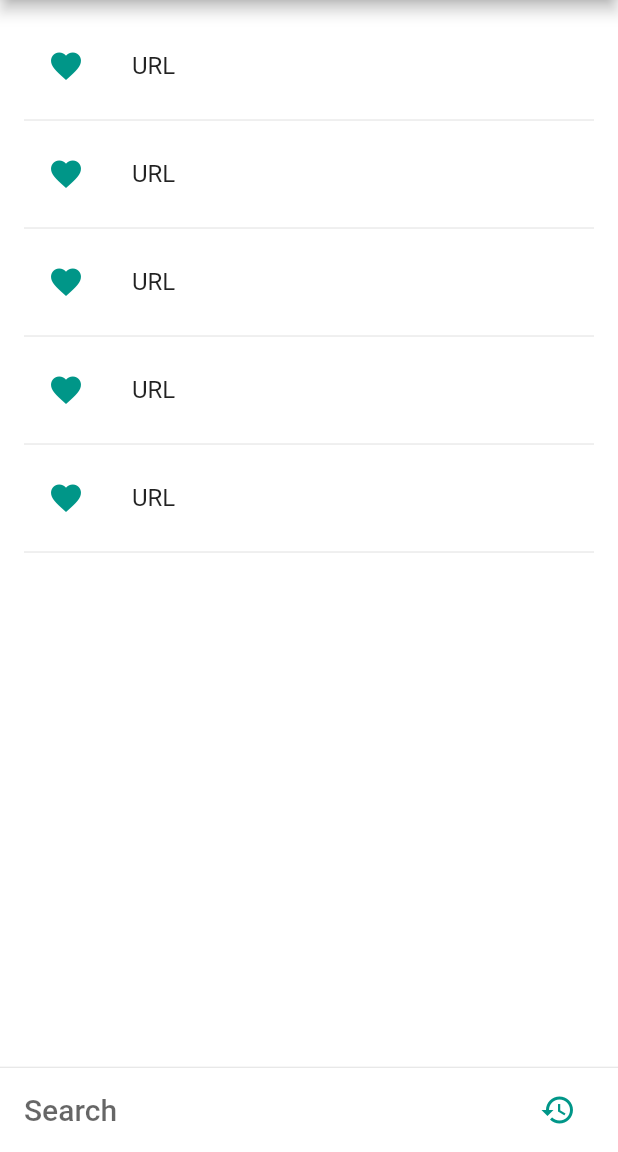
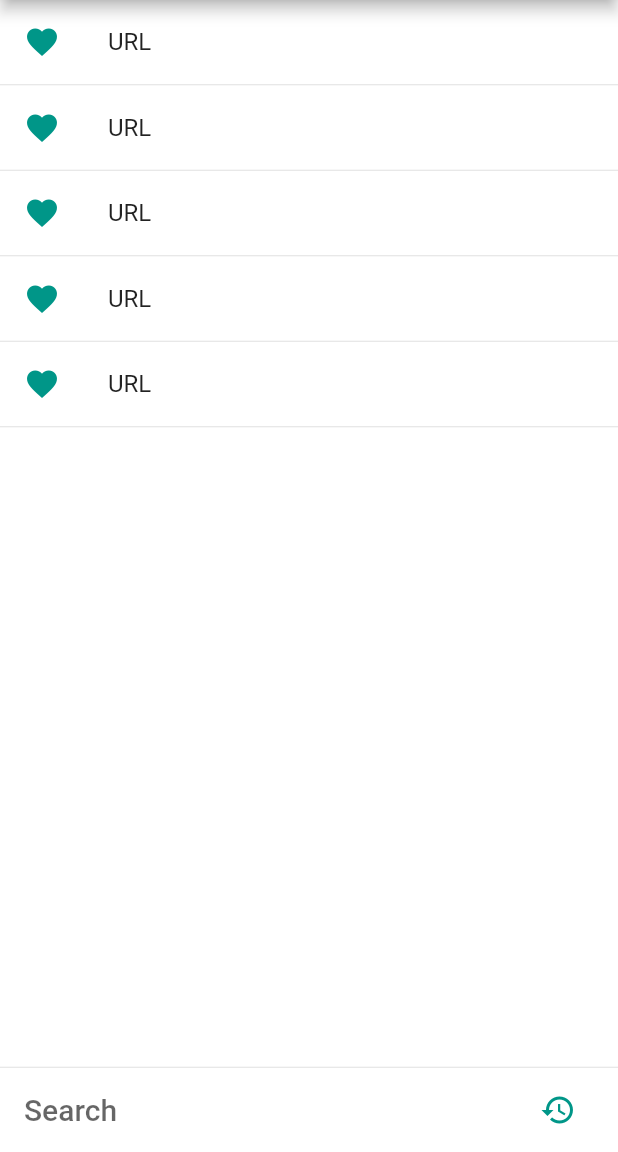
Before and after one commit to rakuishi/quicka-flutter, a Flutter app: the screen it shows after launch, on a phone screen of 412 x 824 dp, the part 84-1236 px from its top. Run offline on Flutter 3.47's test engine with Material 2 defaults, Android fonts, the phone set to English and light mode, and no system bars; our stand-ins replace shared_preferences; generated files the repository leaves out were written again.

Commit message:
Tweak padding

```diff
--- a/lib/ui/home_page.dart
+++ b/lib/ui/home_page.dart
@@ -19,7 +19,9 @@ class _HomePageState extends State<HomePage> {
         title: new Text('Quicka'),
         actions: <Widget>[
           new IconButton(
-              icon: new Icon(Icons.settings), onPressed: _pushSettings),
+            icon: new Icon(Icons.settings),
+            onPressed: _pushSettings,
+          ),
         ],
       ),
       body: new Container(
@@ -44,9 +46,9 @@ class _HomePageState extends State<HomePage> {
 
   Widget _buildListView() {
     return new ListView.builder(
-      padding: new EdgeInsets.all(16.0),
       itemBuilder: (context, i) {
-        if (i.isOdd) return new Divider();
+        if (i.isOdd) return new Divider(height: 1.0);
+
         return new ListTile(
           title: new Text('URL'),
           leading: new Icon(
```
Also changed, not shown: lib/ui/history_list.dart (+13 -6 lines).
